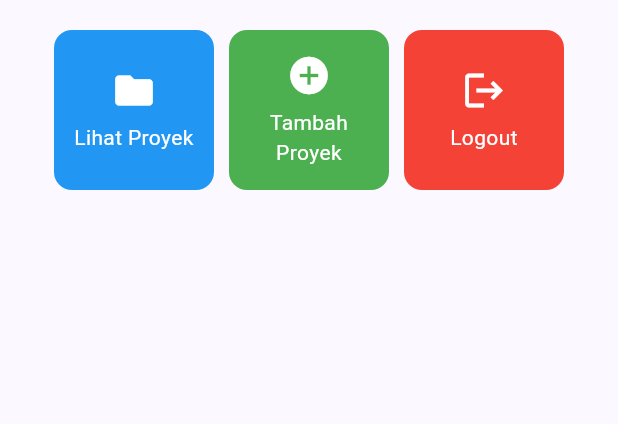
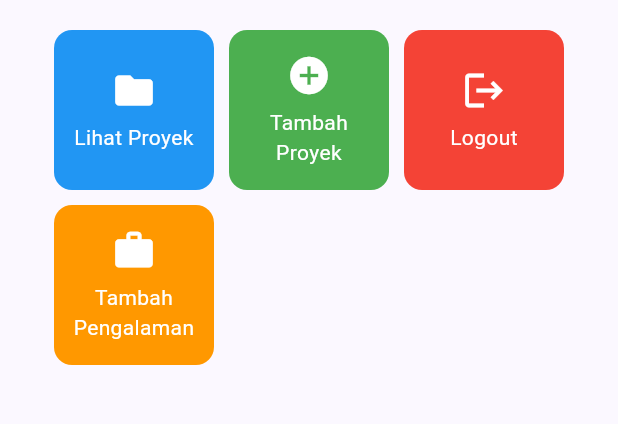
Before and after one commit to melin09-daz/myportofolio_mobile, a Flutter app: the screen it shows after launch, on a phone screen of 412 x 824 dp, the part 387-811 px from its top. Run offline on Flutter 3.47's test engine with Material 3 defaults, Android fonts, the phone set to English and light mode, and no system bars; our stand-ins replace material_ui.

Commit message:
feat: add experience card and make home screen scrollable

```diff
--- a/lib/screens/menu.dart
+++ b/lib/screens/menu.dart
@@ -13,6 +13,7 @@ class MyHomePage extends StatelessWidget {
     ItemHomepage("Lihat Proyek", Icons.folder, Colors.blue),
     ItemHomepage("Tambah Proyek", Icons.add_circle, Colors.green),
     ItemHomepage("Logout", Icons.logout, Colors.red),
+    ItemHomepage("Tambah Pengalaman", Icons.work, Colors.orange),
   ];
 
   @override
@@ -30,7 +31,8 @@ class MyHomePage extends StatelessWidget {
       ),
       drawer: const LeftDrawer(),
       // Body halaman utama dengan padding di sekelilingnya.
-      body: Padding(
+      body: SingleChildScrollView(
+        child: Padding(
           padding: const EdgeInsets.all(16.0),
           child: Column(
             crossAxisAlignment: CrossAxisAlignment.center,
@@ -64,7 +66,10 @@ class MyHomePage extends StatelessWidget {
 
                     // GridView menampilkan kartu tombol dalam tata letak kisi 3 kolom.
                     GridView.count(
-                    primary: true,
+                      // Scroll diurus SingleChildScrollView di atasnya,
+                      // jadi grid sendiri tidak boleh ikut scroll.
+                      primary: false,
+                      physics: const NeverScrollableScrollPhysics(),
                       padding: const EdgeInsets.all(20),
                       crossAxisSpacing: 10,
                       mainAxisSpacing: 10,
@@ -79,6 +84,7 @@ class MyHomePage extends StatelessWidget {
                 ),
               ),
             ],
+          ),
         ),
       ),
     );
```
Also changed, not shown: lib/widgets/project_card.dart (+10 -3 lines). Lines whose indentation alone changed are shown as unchanged.
